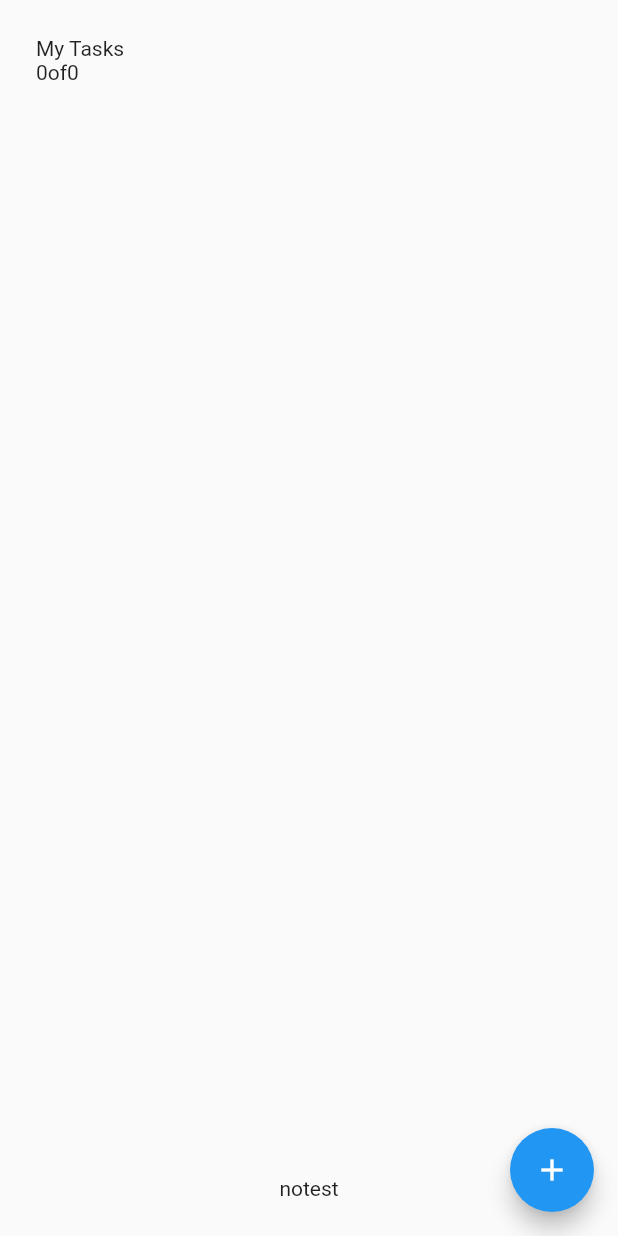
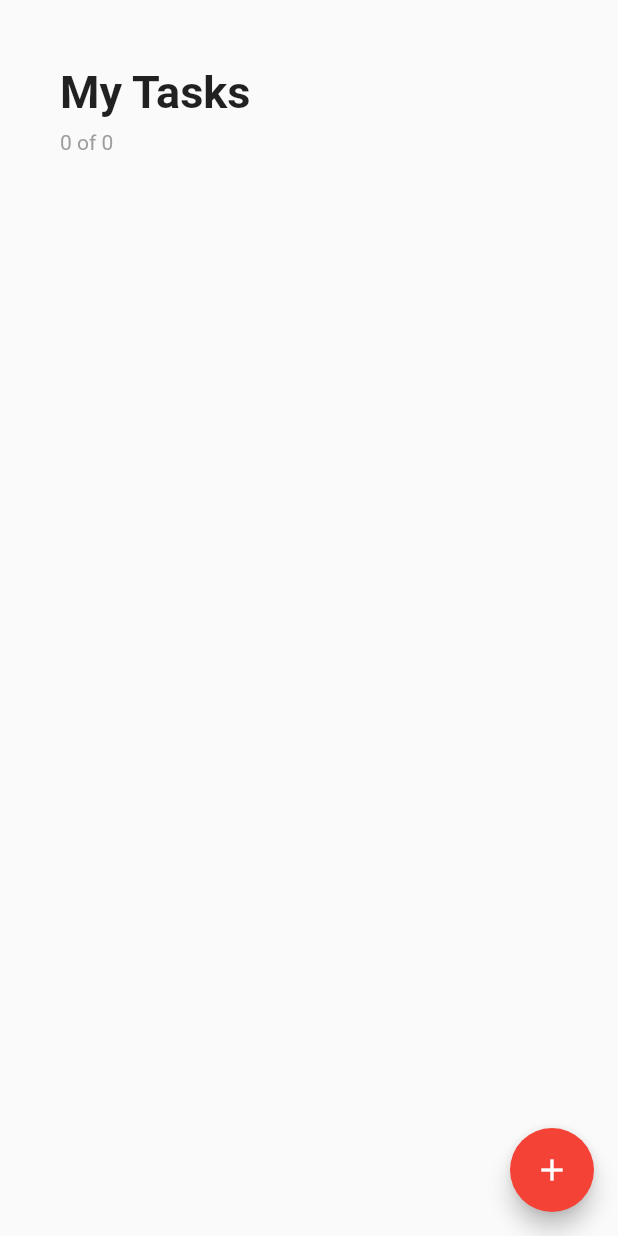
Before and after one commit to ivanRajacic/todo_flutter_app, a Flutter app: the screen it shows after launch, on a phone screen of 412 x 824 dp. Run offline on Flutter 3.47's test engine with Material 2 defaults, Android fonts, the phone set to English and light mode, and no system bars.

Commit message:
styling, back button crash fix

```diff
--- a/lib/add_todo_page.dart
+++ b/lib/add_todo_page.dart
@@ -22,7 +22,7 @@ class _AddTodoPageState extends State<AddTodoPage> {
   final _nameController = TextEditingController();
   final _dateController = TextEditingController();
 
-  void popOut() {
+  void passCardData() {
     InfromationData data = InfromationData(
         _nameController.text, _dateController.text, _selectedPriority);
 
@@ -84,7 +84,7 @@ class _AddTodoPageState extends State<AddTodoPage> {
                 ),
                 ElevatedButton(
                   onPressed: () {
-                    popOut();
+                    passCardData();
                   },
                   child: const Text('Add'),
                 ),
--- a/lib/home_page.dart
+++ b/lib/home_page.dart
@@ -1,3 +1,4 @@
+import 'package:flutter/foundation.dart';
 import 'package:flutter/material.dart';
 import 'add_todo_page.dart';
 import 'todo_card_widget.dart';
@@ -18,12 +19,14 @@ class _HomePageState extends State<HomePage> {
   Widget build(BuildContext context) {
     //implementirat kartice
     void addCard() async {
-      final result =
-          await Navigator.pushNamed(context, '/add') as InfromationData;
+      final result = await Navigator.pushNamed(context, '/add');
+      if (result != null) {
+        InfromationData data = result as InfromationData;
         setState(() {
-        todoCardListInformation.add(result);
+          todoCardListInformation.add(data);
           cardCounter = todoCardListInformation.length;
         });
+      }
     }
 
     void updateCompletedCardCounter(bool isChanged) {
@@ -42,18 +45,35 @@ class _HomePageState extends State<HomePage> {
         onPressed: () => addCard(),
         tooltip: 'Add Card',
         child: const Icon(Icons.add),
+        backgroundColor: Colors.red,
       ),
       body: SafeArea(
         child: Container(
           width: double.infinity,
-          padding: const EdgeInsets.all(24.0),
+          padding: const EdgeInsets.all(40.0),
           child: Column(children: [
-            Column(
+            Padding(
+              padding: const EdgeInsets.only(bottom: 12.0),
+              child: Column(
                 crossAxisAlignment: CrossAxisAlignment.stretch,
                 children: [
-                const Text('My Tasks'),
-                Text('$completedCardCounter' 'of' '$cardCounter'),
+                  const Padding(
+                    padding: EdgeInsets.symmetric(vertical: 4.0),
+                    child: Text(
+                      'My Tasks',
+                      style:
+                          TextStyle(fontWeight: FontWeight.bold, fontSize: 30),
+                    ),
+                  ),
+                  Padding(
+                    padding: const EdgeInsets.symmetric(vertical: 4.0),
+                    child: Text(
+                      '$completedCardCounter' ' of ' '$cardCounter',
+                      style: const TextStyle(color: Colors.grey),
+                    ),
+                  ),
                 ],
+              ),
             ),
             Flexible(
               child: ListView.builder(
@@ -70,7 +90,6 @@ class _HomePageState extends State<HomePage> {
                 },
               ),
             ),
-            const Text('notest')
             // const TodoCardWidget(
             //   title: 'test',
             //   date: 'test',
```
Also changed, not shown: lib/todo_card_widget.dart (+22 -4 lines). Lines whose indentation alone changed are shown as unchanged.
